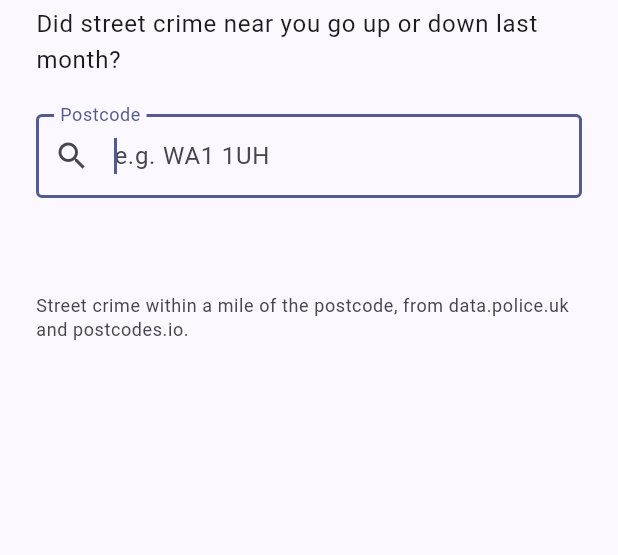
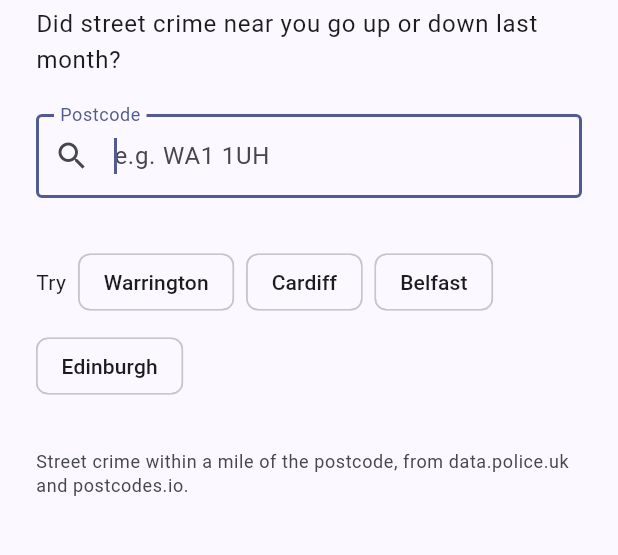
Before and after one commit to markwedmunds/safer_streets, a Flutter app: the screen it shows after launch, on a phone screen of 412 x 824 dp, the part 90-645 px from its top. Run offline on Flutter 3.47's test engine with Material 3 defaults, Android fonts, the phone set to English and light mode, and no system bars; our stand-ins replace dio, flutter_riverpod, riverpod_annotation; generated files the repository leaves out were written again.

Commit message:
Feature: suggest example postcodes before the first search

```diff
--- a/lib/features/crime_check/presentation/crime_check_page.dart
+++ b/lib/features/crime_check/presentation/crime_check_page.dart
@@ -77,7 +77,7 @@ class _CrimeCheckPageState extends ConsumerState<CrimeCheckPage> {
                 ),
                 const SizedBox(height: 32),
                 switch (state) {
-                  Idle() => const SizedBox.shrink(),
+                  Idle() => _Examples(onSearch: _search),
                   Loading() => const Center(child: CircularProgressIndicator()),
                   Results() => _Results(state),
                   NotCovered() => const _Message(
@@ -111,6 +111,33 @@ class _CrimeCheckPageState extends ConsumerState<CrimeCheckPage> {
           ),
         ),
       ),
+    );
+  }
+}
+
+class _Examples extends StatelessWidget {
+  const _Examples({required this.onSearch});
+
+  final ValueChanged<String> onSearch;
+
+  static const _postcodes = {
+    'Warrington': 'WA1 1UH',
+    'Cardiff': 'CF10 1EP',
+    'Belfast': 'BT1 5GS',
+    'Edinburgh': 'EH1 1YZ',
+  };
+
+  @override
+  Widget build(BuildContext context) {
+    return Wrap(
+      spacing: 8,
+      runSpacing: 8,
+      crossAxisAlignment: WrapCrossAlignment.center,
+      children: [
+        const Text('Try'),
+        for (final MapEntry(key: place, value: postcode) in _postcodes.entries)
+          ActionChip(label: Text(place), onPressed: () => onSearch(postcode)),
+      ],
     );
   }
 }
```
